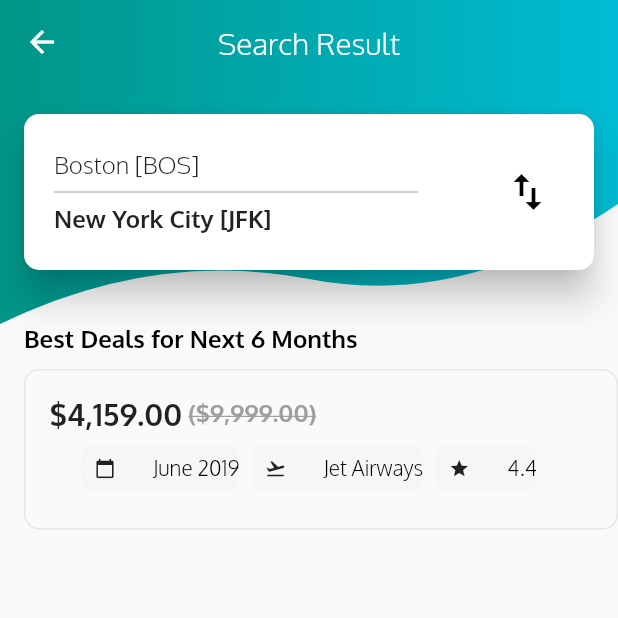
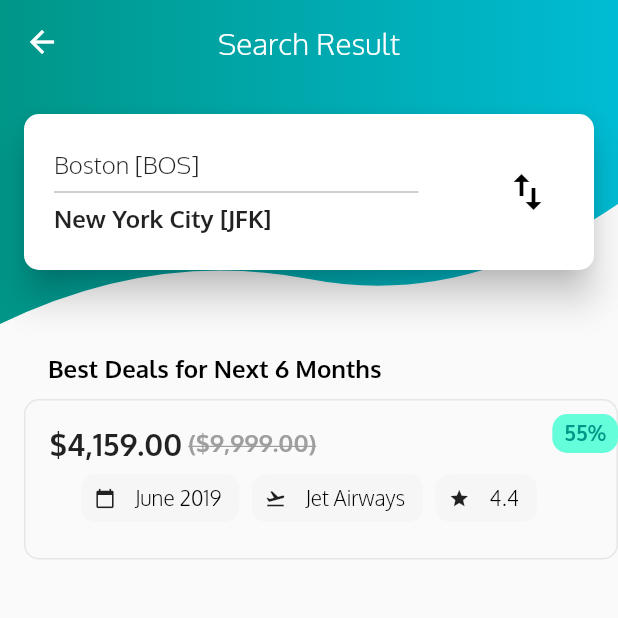
Before and after one commit to ajay1706/Flight-UI, a Flutter app: the FlightListScreen screen opened directly, on a phone screen of 412 x 824 dp, the top half of it. Run offline on Flutter 3.47's test engine with Material 2 defaults, Android fonts, the phone set to English and light mode, and no system bars; our stand-ins replace gradient_app_bar.

Commit message:
finish the Flight list container

```diff
--- a/flight_app/lib/flight_list.dart
+++ b/flight_app/lib/flight_list.dart
@@ -29,6 +29,7 @@ class FlightListScreen extends StatelessWidget {
       body:Column(
         children: <Widget>[
           FlightListTopPart(),
+          SizedBox(height: 20,),
           FlightListBottomPart(),
         ],
       ) ,
@@ -103,7 +104,10 @@ class FlightListBottomPart extends StatelessWidget {
       child: Column(
         crossAxisAlignment: CrossAxisAlignment.start,
         children: <Widget>[
-        Text("Best Deals for Next 6 Months", style: dropdownMenuItemStyle),
+        Padding(
+          padding: const EdgeInsets.symmetric(horizontal:16.0),
+          child: Text("Best Deals for Next 6 Months", style: dropdownMenuItemStyle),
+        ),
         SizedBox(height:10 ,),
         FlightCard()
 
@@ -144,6 +148,7 @@ class FlightCard extends StatelessWidget {
                     ),
                     Wrap(
                       spacing: 8.0,
+                      runSpacing: -8,
                       children: <Widget>[
                         FlightDetailChip(Icons.calendar_today, 'June 2019'),
                          FlightDetailChip(Icons.flight_takeoff, 'Jet Airways'),
@@ -156,9 +161,16 @@ class FlightCard extends StatelessWidget {
                   ],
                 ),
               ) ,
+    ),
+    Positioned(
+      top: 10,
+      right: 0,
+          child: Container(
+            padding: EdgeInsets.symmetric(horizontal: 8,vertical: 4),
 
-
-
+            child: Text("55%",style:TextStyle(color: appTheme.primaryColor,fontSize: 14, fontWeight: FontWeight.bold)
+      ),
+      decoration: BoxDecoration(color:discountBackgroundColor, borderRadius: BorderRadius.all(Radius.circular(10)) ),),
     )
       ],
     );
@@ -172,7 +184,7 @@ class FlightDetailChip extends StatelessWidget {
   @override
   Widget build(BuildContext context) {
     return RawChip(
-      padding: EdgeInsets.all(-8),
+
       label: Text(label),
       labelStyle: TextStyle(color: Colors.black,fontSize: 14),
       backgroundColor: chipBackgroundColor,
```
